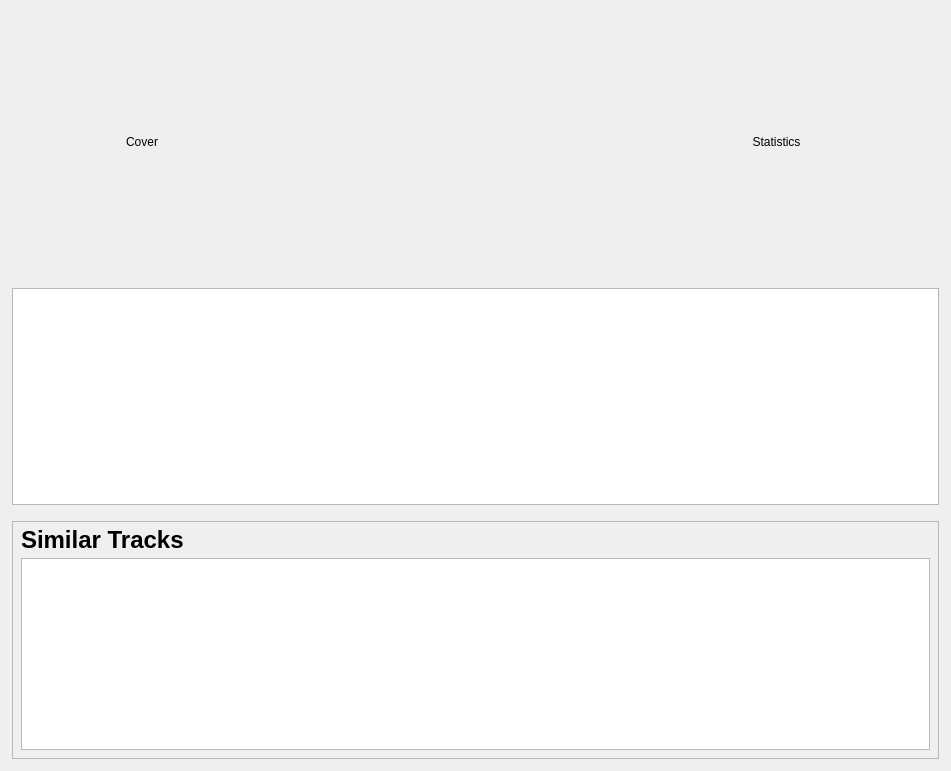
tomahawk-player/tomahawk, file src/libtomahawk/widgets/infowidgets/TrackInfoWidget.ui: the form before one commit.
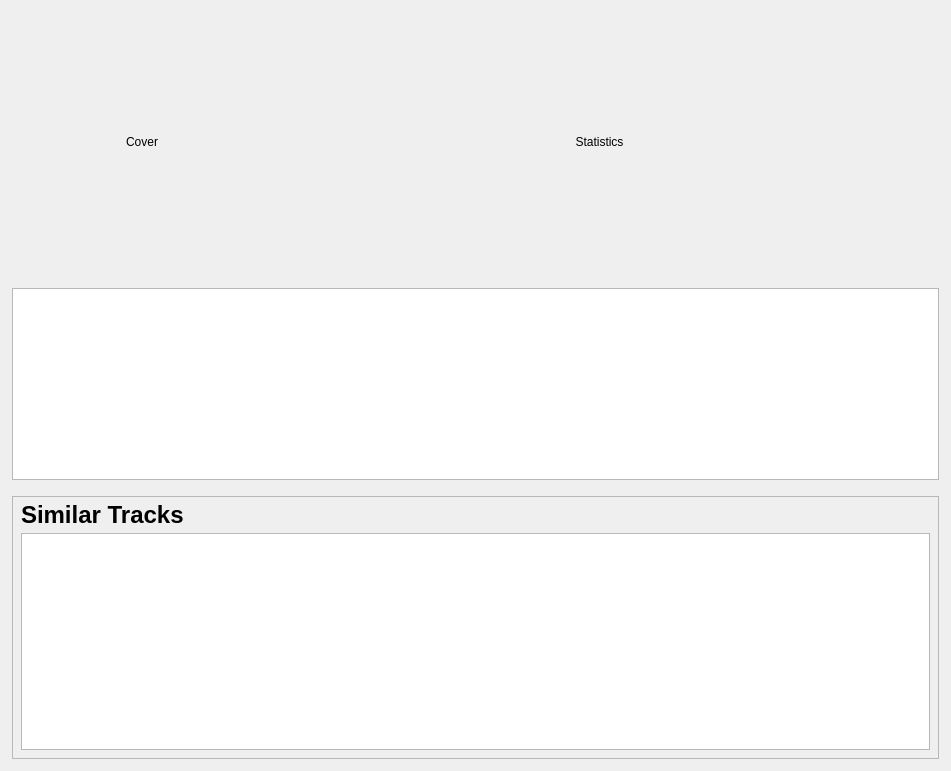
The form after the commit. Custom widgets are drawn as their Qt base class.

Commit message: * Adapted Track page to new style.

Patch:
```diff
--- a/src/libtomahawk/widgets/infowidgets/TrackInfoWidget.ui
+++ b/src/libtomahawk/widgets/infowidgets/TrackInfoWidget.ui
@@ -13,7 +13,7 @@
   <property name="windowTitle">
    <string notr="true" extracomment="not translatable because not shown to the user">Form</string>
   </property>
-  <layout class="QVBoxLayout" name="verticalLayout">
+  <layout class="QVBoxLayout" name="verticalLayout" stretch="0,0,1">
    <property name="spacing">
     <number>16</number>
    </property>
@@ -85,6 +85,22 @@
        </property>
       </widget>
      </item>
+     <item>
+      <widget class="QWidget" name="statsWidget" native="true">
+       <property name="minimumSize">
+        <size>
+         <width>220</width>
+         <height>240</height>
+        </size>
+       </property>
+       <property name="maximumSize">
+        <size>
+         <width>220</width>
+         <height>16777215</height>
+        </size>
+       </property>
+      </widget>
+     </item>
     </layout>
    </item>
    <item>
```
The commit also changes 2 other files.
